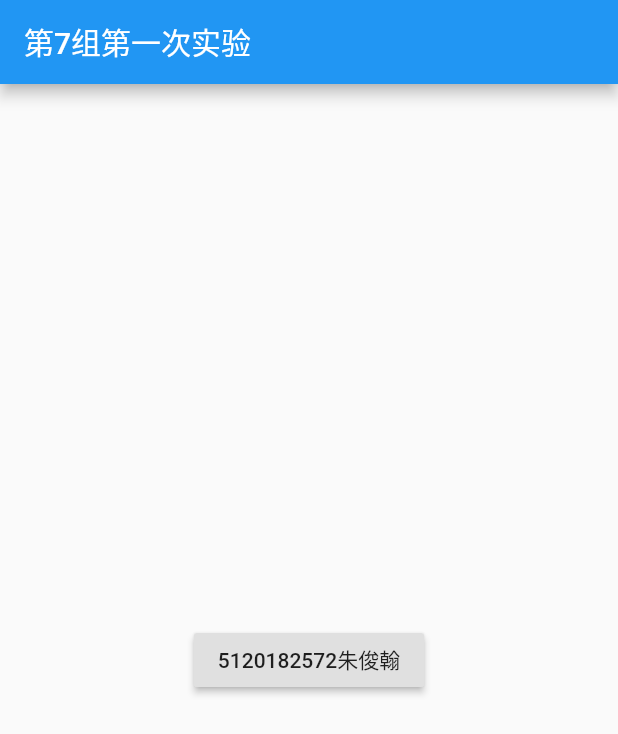
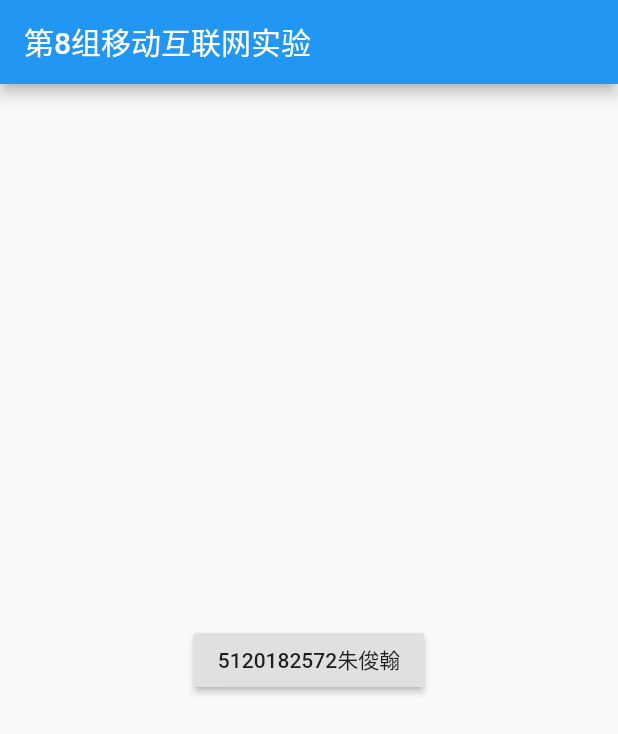
Before and after one commit to JH-YS/flutter_project, a Flutter app: the screen it shows after launch, on a phone screen of 412 x 824 dp. Shown: the top 734 px of the screen. Run offline on Flutter 3.47's test engine with Material 2 defaults, Android fonts, the phone set to English and light mode, and no system bars.

Commit message:
'微调'

```diff
--- a/lib/main.dart
+++ b/lib/main.dart
@@ -12,7 +12,7 @@ class myApp extends StatelessWidget{
       title:'移动互联网实验1',
       home: Scaffold(
         appBar: AppBar(
-          title: Text('第7组第一次实验'),
+          title: Text('第8组移动互联网实验'),
         ),
         body: MyWidget(),
       ),
```
